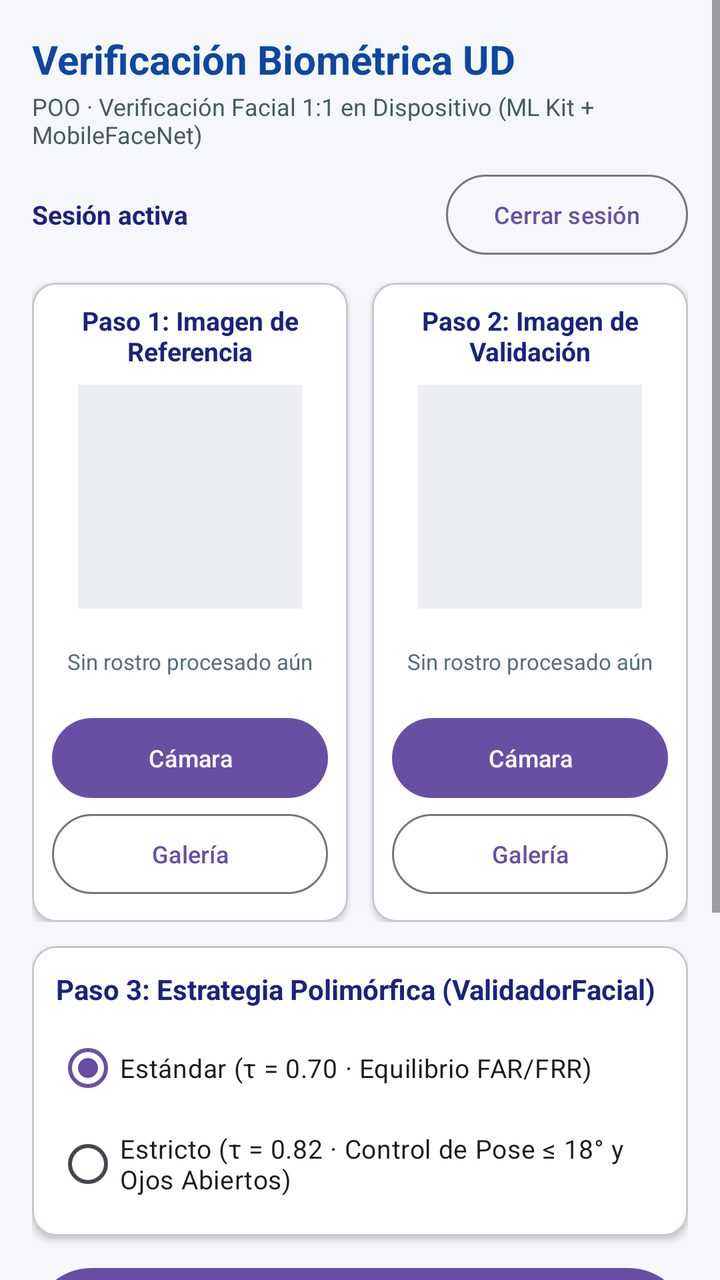
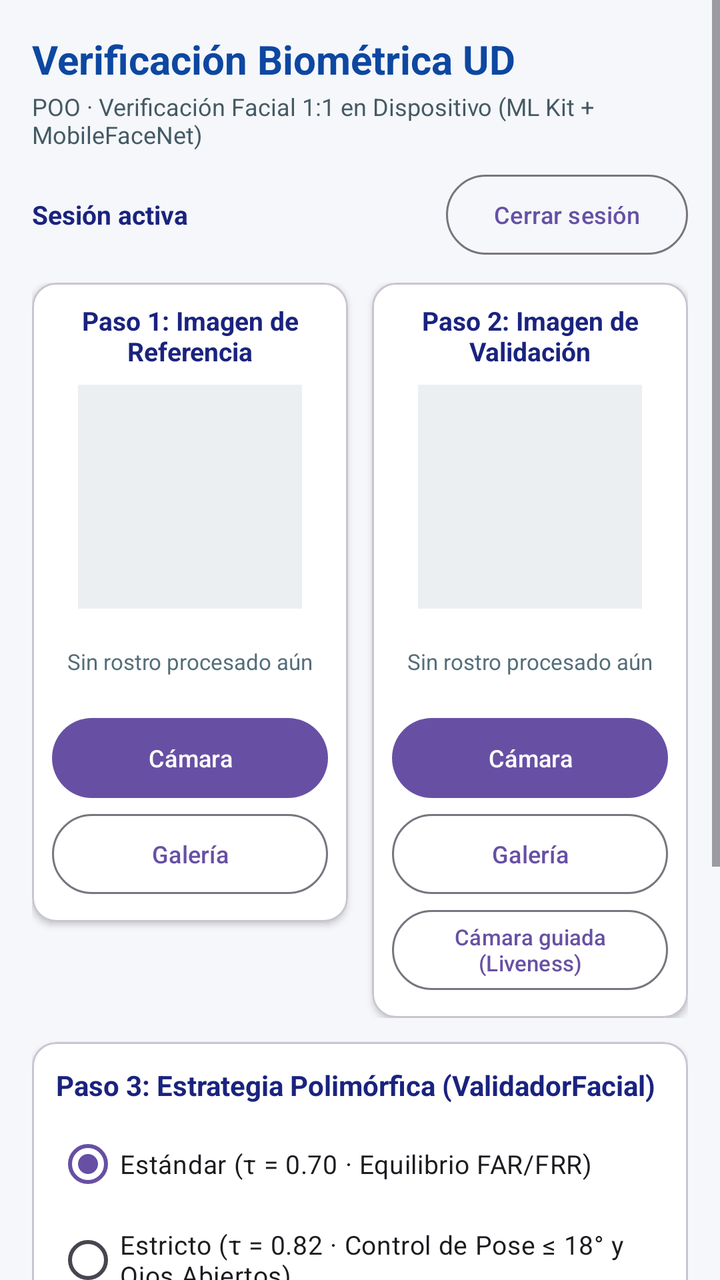

Screens rendered from an Android XML layout before and after an edit, with the pre-edit source and the edit as a unified diff.
<!-- AndroidManifest.xml: application theme Theme.ReconocimientoFacial -->
<!-- res/layout/activity_main.xml -->
<?xml version="1.0" encoding="utf-8"?>
<ScrollView xmlns:android="http://schemas.android.com/apk/res/android"
    xmlns:app="http://schemas.android.com/apk/res-auto"
    xmlns:tools="http://schemas.android.com/tools"
    android:id="@+id/main"
    android:layout_width="match_parent"
    android:layout_height="match_parent"
    android:background="#F5F7FA"
    android:fillViewport="true"
    tools:context=".MainActivity">

    <LinearLayout
        android:layout_width="match_parent"
        android:layout_height="wrap_content"
        android:orientation="vertical"
        android:padding="16dp">

        
        <TextView
            android:layout_width="match_parent"
            android:layout_height="wrap_content"
            android:text="@string/app_name"
            android:textColor="#0D47A1"
            android:textSize="20sp"
            android:textStyle="bold" />

        <TextView
            android:layout_width="match_parent"
            android:layout_height="wrap_content"
            android:layout_marginTop="2dp"
            android:layout_marginBottom="8dp"
            android:text="@string/subtitulo_curso"
            android:textColor="#455A64"
            android:textSize="12sp" />

        <LinearLayout
            android:layout_width="match_parent"
            android:layout_height="wrap_content"
            android:layout_marginBottom="10dp"
            android:gravity="center_vertical"
            android:orientation="horizontal">

            <TextView
                android:id="@+id/txtUsuarioSesion"
                android:layout_width="0dp"
                android:layout_height="wrap_content"
                android:layout_weight="1"
                android:text="Sesión activa"
                android:textColor="#1A237E"
                android:textSize="13sp"
                android:textStyle="bold" />

            <Button
                android:id="@+id/btnCerrarSesion"
                style="?attr/materialButtonOutlinedStyle"
                android:layout_width="wrap_content"
                android:layout_height="wrap_content"
                android:text="Cerrar sesión"
                android:textSize="12sp" />
        </LinearLayout>

        <TextView
            android:id="@+id/txtEstadoProgreso"
            android:layout_width="match_parent"
            android:layout_height="wrap_content"
            android:layout_marginBottom="8dp"
            android:background="#E3F2FD"
            android:padding="8dp"
            android:textColor="#0D47A1"
            android:textSize="13sp"
            android:visibility="gone" />

        
        <LinearLayout
            android:layout_width="match_parent"
            android:layout_height="wrap_content"
            android:baselineAligned="false"
            android:orientation="horizontal"
            android:weightSum="2">

            
            <com.google.android.material.card.MaterialCardView
                android:layout_width="0dp"
                android:layout_height="wrap_content"
                android:layout_marginEnd="6dp"
                android:layout_weight="1"
                app:cardBackgroundColor="#FFFFFF"
                app:cardCornerRadius="12dp"
                app:cardElevation="2dp">

                <LinearLayout
                    android:layout_width="match_parent"
                    android:layout_height="wrap_content"
                    android:gravity="center_horizontal"
                    android:orientation="vertical"
                    android:padding="10dp">

                    <TextView
                        android:layout_width="match_parent"
                        android:layout_height="wrap_content"
                        android:gravity="center"
                        android:text="@string/titulo_referencia"
                        android:textColor="#1A237E"
                        android:textSize="13sp"
                        android:textStyle="bold" />

                    <ImageView
                        android:id="@+id/imgRostroReferencia"
                        android:layout_width="112dp"
                        android:layout_height="112dp"
                        android:layout_marginTop="8dp"
                        android:background="#ECEFF1"
                        android:contentDescription="@string/titulo_referencia"
                        android:scaleType="centerCrop" />

                    <TextView
                        android:id="@+id/txtMetaReferencia"
                        android:layout_width="match_parent"
                        android:layout_height="wrap_content"
                        android:layout_marginTop="6dp"
                        android:gravity="center"
                        android:minLines="3"
                        android:text="@string/sin_captura"
                        android:textColor="#546E7A"
                        android:textSize="11sp" />

                    <Button
                        android:id="@+id/btnCamaraReferencia"
                        android:layout_width="match_parent"
                        android:layout_height="wrap_content"
                        android:layout_marginTop="4dp"
                        android:text="@string/btn_camara"
                        android:textSize="12sp" />

                    <Button
                        android:id="@+id/btnGaleriaReferencia"
                        style="?attr/materialButtonOutlinedStyle"
                        android:layout_width="match_parent"
                        android:layout_height="wrap_content"
                        android:text="@string/btn_galeria"
                        android:textSize="12sp" />
                </LinearLayout>
            </com.google.android.material.card.MaterialCardView>

            
            <com.google.android.material.card.MaterialCardView
                android:layout_width="0dp"
                android:layout_height="wrap_content"
                android:layout_marginStart="6dp"
                android:layout_weight="1"
                app:cardBackgroundColor="#FFFFFF"
                app:cardCornerRadius="12dp"
                app:cardElevation="2dp">

                <LinearLayout
                    android:layout_width="match_parent"
                    android:layout_height="wrap_content"
                    android:gravity="center_horizontal"
                    android:orientation="vertical"
                    android:padding="10dp">

                    <TextView
                        android:layout_width="match_parent"
                        android:layout_height="wrap_content"
                        android:gravity="center"
                        android:text="@string/titulo_validacion"
                        android:textColor="#1A237E"
                        android:textSize="13sp"
                        android:textStyle="bold" />

                    <ImageView
                        android:id="@+id/imgRostroValidacion"
                        android:layout_width="112dp"
                        android:layout_height="112dp"
                        android:layout_marginTop="8dp"
                        android:background="#ECEFF1"
                        android:contentDescription="@string/titulo_validacion"
                        android:scaleType="centerCrop" />

                    <TextView
                        android:id="@+id/txtMetaValidacion"
                        android:layout_width="match_parent"
                        android:layout_height="wrap_content"
                        android:layout_marginTop="6dp"
                        android:gravity="center"
                        android:minLines="3"
                        android:text="@string/sin_captura"
                        android:textColor="#546E7A"
                        android:textSize="11sp" />

                    <Button
                        android:id="@+id/btnCamaraValidacion"
                        android:layout_width="match_parent"
                        android:layout_height="wrap_content"
                        android:layout_marginTop="4dp"
                        android:text="@string/btn_camara"
                        android:textSize="12sp" />

                    <Button
                        android:id="@+id/btnGaleriaValidacion"
                        style="?attr/materialButtonOutlinedStyle"
                        android:layout_width="match_parent"
                        android:layout_height="wrap_content"
                        android:text="@string/btn_galeria"
                        android:textSize="12sp" />
                </LinearLayout>
            </com.google.android.material.card.MaterialCardView>
        </LinearLayout>

        
        <com.google.android.material.card.MaterialCardView
            android:layout_width="match_parent"
            android:layout_height="wrap_content"
            android:layout_marginTop="12dp"
            app:cardBackgroundColor="#FFFFFF"
            app:cardCornerRadius="12dp"
            app:cardElevation="2dp">

            <LinearLayout
                android:layout_width="match_parent"
                android:layout_height="wrap_content"
                android:orientation="vertical"
                android:padding="12dp">

                <TextView
                    android:layout_width="match_parent"
                    android:layout_height="wrap_content"
                    android:text="@string/titulo_validador"
                    android:textColor="#1A237E"
                    android:textSize="14sp"
                    android:textStyle="bold" />

                <RadioGroup
                    android:id="@+id/radioGroupValidador"
                    android:layout_width="match_parent"
                    android:layout_height="wrap_content"
                    android:layout_marginTop="6dp">

                    <RadioButton
                        android:id="@+id/radioValidadorEstandar"
                        android:layout_width="match_parent"
                        android:layout_height="wrap_content"
                        android:checked="true"
                        android:text="@string/modo_estandar"
                        android:textSize="13sp" />

                    <RadioButton
                        android:id="@+id/radioValidadorEstricto"
                        android:layout_width="match_parent"
                        android:layout_height="wrap_content"
                        android:text="@string/modo_estricto"
                        android:textSize="13sp" />
                </RadioGroup>
            </LinearLayout>
        </com.google.android.material.card.MaterialCardView>

        
        <Button
            android:id="@+id/btnVerificarIdentidad"
            android:layout_width="match_parent"
            android:layout_height="wrap_content"
            android:layout_marginTop="12dp"
            android:paddingVertical="12dp"
            android:text="@string/btn_verificar"
            android:textSize="14sp"
            android:textStyle="bold" />

        
        <com.google.android.material.card.MaterialCardView
            android:id="@+id/cardResultado"
            android:layout_width="match_parent"
            android:layout_height="wrap_content"
            android:layout_marginTop="12dp"
            app:cardBackgroundColor="#FFFFFF"
            app:cardCornerRadius="12dp"
            app:cardElevation="2dp">

            <LinearLayout
                android:layout_width="match_parent"
                android:layout_height="wrap_content"
                android:orientation="vertical"
                android:padding="14dp">

                <TextView
                    android:layout_width="match_parent"
                    android:layout_height="wrap_content"
                    android:text="@string/titulo_resultado"
                    android:textColor="#1A237E"
                    android:textSize="14sp"
                    android:textStyle="bold" />

                <TextView
                    android:id="@+id/txtVeredictoPrincipal"
                    android:layout_width="match_parent"
                    android:layout_height="wrap_content"
                    android:layout_marginTop="6dp"
                    android:text="@string/resultado_pendiente"
                    android:textColor="#37474F"
                    android:textSize="16sp"
                    android:textStyle="bold" />

                <TextView
                    android:id="@+id/txtDetalleMetricas"
                    android:layout_width="match_parent"
                    android:layout_height="wrap_content"
                    android:layout_marginTop="4dp"
                    android:textColor="#455A64"
                    android:textSize="12sp" />

                <Button
                    android:id="@+id/btnVerHistorial"
                    style="?attr/materialButtonOutlinedStyle"
                    android:layout_width="match_parent"
                    android:layout_height="wrap_content"
                    android:layout_marginTop="10dp"
                    android:text="@string/btn_historial"
                    android:textSize="12sp" />
            </LinearLayout>
        </com.google.android.material.card.MaterialCardView>
    </LinearLayout>
</ScrollView>
<!-- resources referenced by this layout -->
<resources>
  <string name="app_name">Verificación Biométrica UD</string>
  <string name="btn_camara">Cámara</string>
  <string name="btn_galeria">Galería</string>
  <string name="btn_historial">Ver Historial (Archivo CSV)</string>
  <string name="btn_verificar">Paso 4: Verificar Identidad 1:1 (Similitud Coseno)</string>
  <string name="modo_estandar">Estándar (τ = 0.70 · Equilibrio FAR/FRR)</string>
  <string name="modo_estricto">Estricto (τ = 0.82 · Control de Pose ≤ 18° y Ojos Abiertos)</string>
  <string name="resultado_pendiente">Capture ambas muestras y presione Verificar Identidad.</string>
  <string name="sin_captura">Sin rostro procesado aún</string>
  <string name="subtitulo_curso">POO · Verificación Facial 1:1 en Dispositivo (ML Kit + MobileFaceNet)</string>
  <string name="titulo_referencia">Paso 1: Imagen de Referencia</string>
  <string name="titulo_resultado">Resultado de la Verificación Biométrica</string>
  <string name="titulo_validacion">Paso 2: Imagen de Validación</string>
  <string name="titulo_validador">Paso 3: Estrategia Polimórfica (ValidadorFacial)</string>
  <style name="Theme.ReconocimientoFacial" parent="Base.Theme.ReconocimientoFacial" />
  <style name="Base.Theme.ReconocimientoFacial" parent="Theme.Material3.DayNight.NoActionBar">
          
          
      </style>
</resources>

<!-- the commit's change to res/layout/activity_main.xml (unified diff, before → after) -->
@@ -203,6 +203,14 @@
                         android:layout_height="wrap_content"
                         android:text="@string/btn_galeria"
                         android:textSize="12sp" />
+
+                    <Button
+                        android:id="@+id/btnCamaraGuiadaValidacion"
+                        style="?attr/materialButtonOutlinedStyle"
+                        android:layout_width="match_parent"
+                        android:layout_height="wrap_content"
+                        android:text="Cámara guiada (Liveness)"
+                        android:textSize="11sp" />
                 </LinearLayout>
             </com.google.android.material.card.MaterialCardView>
         </LinearLayout>
